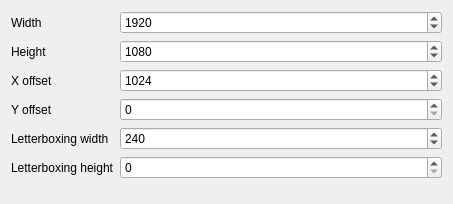
The window that ambilight-gui/singlescreenconfigpage.ui (enra64/PalliLux) describes before a commit, drawn with Qt 5.
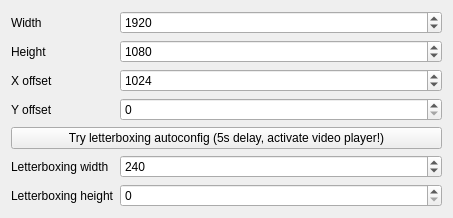
The same window after the commit.

Commit message: added letterbox autoconfig system

The edit to the form file:
```diff
--- a/ambilight-gui/singlescreenconfigpage.ui
+++ b/ambilight-gui/singlescreenconfigpage.ui
@@ -79,14 +79,14 @@
      </property>
     </widget>
    </item>
-   <item row="4" column="0">
+   <item row="5" column="0">
     <widget class="QLabel" name="label_8">
      <property name="text">
       <string>Letterboxing width</string>
      </property>
     </widget>
    </item>
-   <item row="4" column="1">
+   <item row="5" column="1">
     <widget class="QSpinBox" name="letterboxingWidthSpinBox">
      <property name="maximum">
       <number>1000000000</number>
@@ -96,20 +96,27 @@
      </property>
     </widget>
    </item>
-   <item row="5" column="0">
+   <item row="6" column="0">
     <widget class="QLabel" name="label_9">
      <property name="text">
       <string>Letterboxing height</string>
      </property>
     </widget>
    </item>
-   <item row="5" column="1">
+   <item row="6" column="1">
     <widget class="QSpinBox" name="letterboxingHeightSpinBox">
      <property name="maximum">
       <number>1000000000</number>
      </property>
     </widget>
    </item>
+   <item row="4" column="0" colspan="2">
+    <widget class="QPushButton" name="letterboxAutoConfigButton">
+     <property name="text">
+      <string>Try letterboxing autoconfig (5s delay, activate video player!)</string>
+     </property>
+    </widget>
+   </item>
   </layout>
  </widget>
  <resources/>
```
The commit also changes 9 other files.
